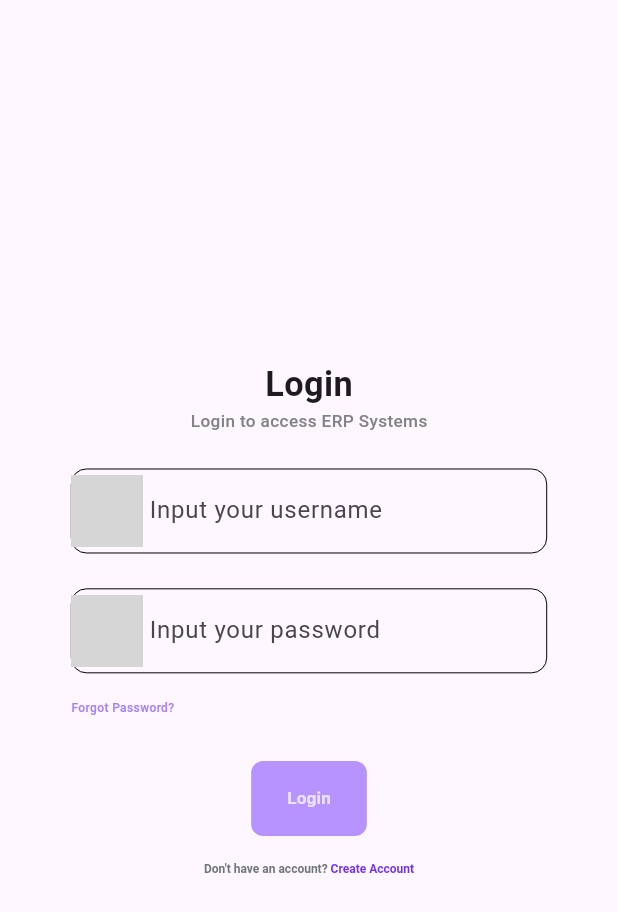
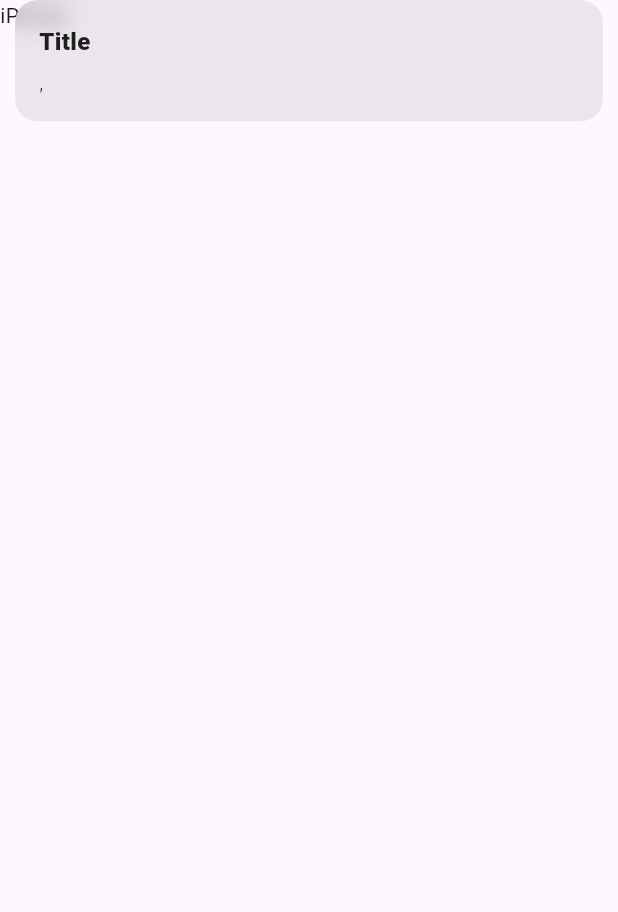
Before and after one commit to kevinngabriell/erpsystems, a Flutter app: the screen it shows after launch, after a tap on "Login", on a phone screen of 412 x 824 dp. Shown: the top 912 px of the screen. Run offline on Flutter 3.47's test engine with Material 3 defaults, Android fonts, the phone set to English and light mode, and no system bars; our stand-ins replace flutter_screenutil, get; grey boxes are pictures that could not be loaded.

Commit message:
new file:   lib/large/index.dart 	new file:   lib/large/template/indextemplatelarge.dart 	modified:   lib/main.dart 	new file:   lib/medium/index.dart 	new file:   lib/medium/template/indextemplatemedium.dart 	new file:   lib/services/loginservices.dart 	new file:   lib/small/index.dart 	new file:   lib/small/template/indextemplatesmall.dart

```diff
--- a/lib/main.dart
+++ b/lib/main.dart
@@ -1,3 +1,4 @@
+import 'package:erpsystems/services/loginservices.dart';
 import 'package:erpsystems/web-settings/responsive.dart';
 import 'package:flutter/material.dart';
 import 'package:flutter_screenutil/flutter_screenutil.dart';
@@ -107,7 +108,7 @@ class _MainAppState extends State<MainApp> {
                           Center(
                             child: ElevatedButton(
                               onPressed: (){
-
+                                loginService(txtUsername.text, txtPassword.text, context);
                               },
                               style: ElevatedButton.styleFrom(
                                 elevation: 0,
@@ -214,7 +215,9 @@ class _MainAppState extends State<MainApp> {
                       //Login Button
                       Center(
                         child: ElevatedButton(
-                          onPressed: (){},
+                          onPressed: (){
+                            loginService(txtUsername.text, txtPassword.text, context);
+                          },
                           style: ElevatedButton.styleFrom(
                             elevation: 0,
                             alignment: Alignment.center,
--- /dev/null
+++ b/lib/services/loginservices.dart
@@ -0,0 +1,19 @@
+import 'package:erpsystems/large/template/indextemplatelarge.dart';
+import 'package:erpsystems/medium/template/indextemplatemedium.dart';
+import 'package:erpsystems/small/template/indextemplatesmall.dart';
+import 'package:flutter/material.dart';
+import 'package:get/get.dart';
+
+import '../web-settings/responsive.dart';
+
+Future <void> loginService(String username, String password, BuildContext context) async {
+  Get.snackbar('Title', '$username, $password');
+
+  if(ResponsiveWidget.isLargeScreen(context)){
+    Get.to(IndexTemplateLarge());
+  } else if (ResponsiveWidget.isMediumScreen(context)){
+    Get.to(IndexTemplateMedium());
+  } else if (ResponsiveWidget.isSmallScreen(context)){
+    Get.to(IndexTemplateSmall());
+  }
+}
--- /dev/null
+++ b/lib/small/template/indextemplatesmall.dart
@@ -0,0 +1,17 @@
+import 'package:flutter/material.dart';
+
+class IndexTemplateSmall extends StatefulWidget {
+  const IndexTemplateSmall({super.key});
+
+  @override
+  State<IndexTemplateSmall> createState() => _IndexTemplateSmallState();
+}
+
+class _IndexTemplateSmallState extends State<IndexTemplateSmall> {
+  @override
+  Widget build(BuildContext context) {
+    return Scaffold(
+      body: Text('iPhone'),
+    );
+  }
+}
```
Also changed, not shown: lib/large/template/indextemplatelarge.dart (added, +17 -0 lines), lib/medium/template/indextemplatemedium.dart (added, +17 -0 lines), lib/large/index.dart (added), lib/medium/index.dart (added), lib/small/index.dart (added).
